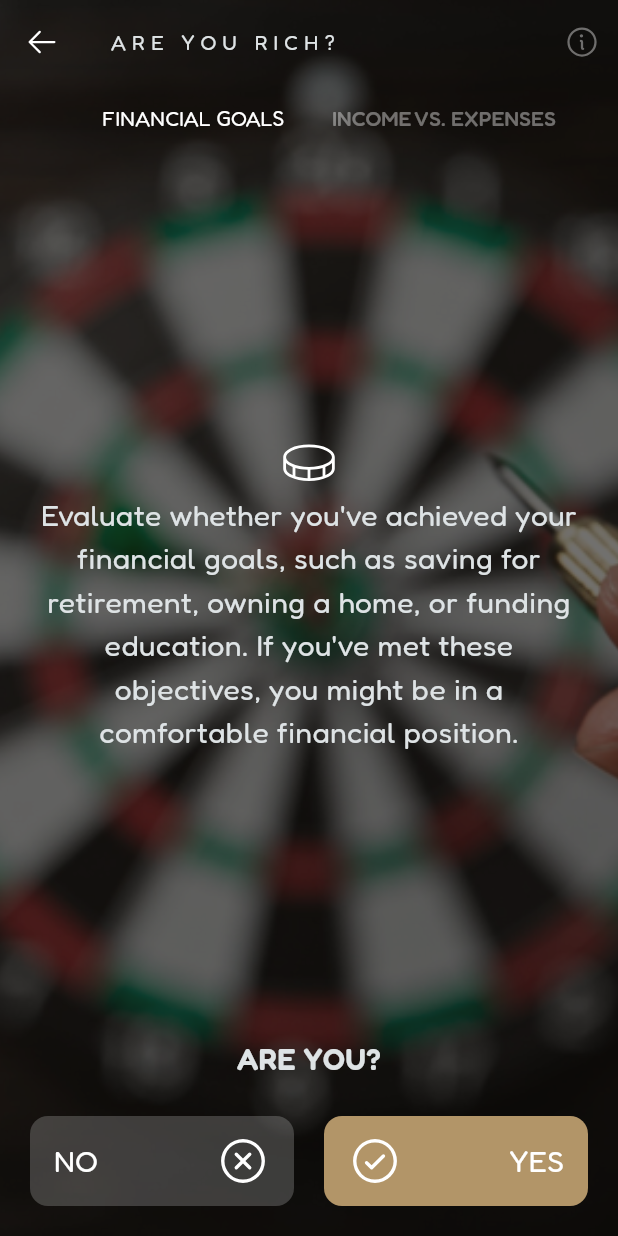
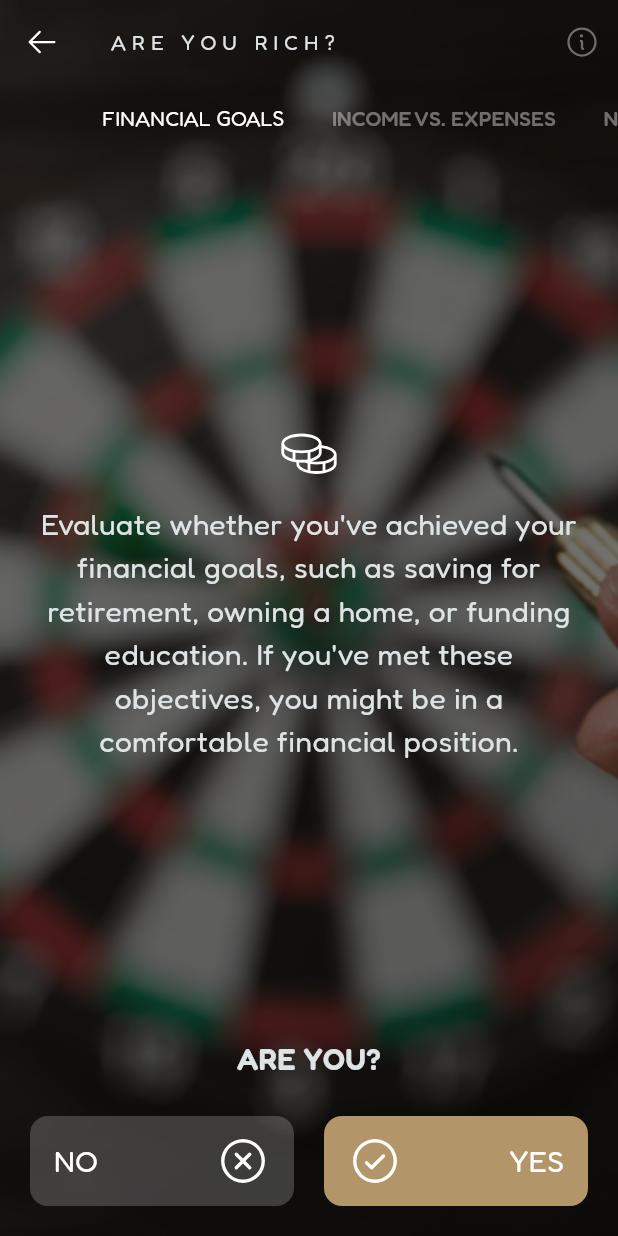
Before and after one commit to crismartins/are_you_rich, a Flutter app: the QuizScreen screen opened by its route, on a phone screen of 412 x 824 dp. Run offline on Flutter 3.47's test engine with Material 3 defaults, Android fonts, the phone set to English and light mode, and no system bars; our stand-ins replace flutter_native_splash, flutter_svg, google_fonts, lottie, phosphor_flutter; network calls fail.

Commit message:
🍱♻️ add assets and refactor code

```diff
--- a/lib/components/app_info.dart
+++ b/lib/components/app_info.dart
@@ -22,7 +22,7 @@ class AppInfo extends StatelessWidget {
           context: context,
           builder: (context) => Container(
             padding: const EdgeInsets.all(20.0),
-            height: 262,
+            height: 270,
             child: Column(
               crossAxisAlignment: CrossAxisAlignment.stretch,
               mainAxisSize: MainAxisSize.max,
--- a/lib/components/check_button.dart
+++ b/lib/components/check_button.dart
@@ -3,16 +3,30 @@ import 'package:are_you_rich/constants.dart';
 import 'package:phosphor_flutter/phosphor_flutter.dart';
 
 class CheckButton extends StatelessWidget {
-  const CheckButton({super.key, required this.isYes, required this.onPressed});
+  const CheckButton(
+      {super.key,
+      required this.isYes,
+      this.isSelected,
+      required this.onPressed});
 
   final bool isYes;
+  final bool? isSelected;
   final VoidCallback onPressed;
 
   @override
   Widget build(BuildContext context) {
     return TextButton(
       onPressed: onPressed,
-      style: ButtonStyle(
+      style: isSelected!
+          ? ButtonStyle(
+              backgroundColor: MaterialStatePropertyAll(
+                isYes ? Color(0xff2B8D75) : Color(0xff853535),
+              ),
+              overlayColor: MaterialStatePropertyAll(
+                isYes ? Color(0xff2B8D75) : Color(0xff853535),
+              ),
+            )
+          : ButtonStyle(
               backgroundColor: MaterialStatePropertyAll(
                 isYes ? kGoldColor : Colors.white.withOpacity(0.2),
               ),
--- a/lib/rich_aspect.dart
+++ b/lib/rich_aspect.dart
@@ -6,13 +6,15 @@ class RichAspect {
   String aspectText;
   String aspectImg;
   bool? aspectChecker;
+  String? buttonStatus;
 
   RichAspect(
       {required this.aspectTitle,
       this.aspectIcon,
       required this.aspectText,
       required this.aspectImg,
-      this.aspectChecker});
+      this.aspectChecker,
+      this.buttonStatus});
 
   void isYes() {
     aspectChecker = true;
--- a/lib/rich_aspects_brain.dart
+++ b/lib/rich_aspects_brain.dart
@@ -1,4 +1,5 @@
 import 'package:are_you_rich/constants.dart';
+import 'package:are_you_rich/screens/finish_screen.dart';
 import 'package:flutter/material.dart';
 import 'package:phosphor_flutter/phosphor_flutter.dart';
 
@@ -7,24 +8,73 @@ import 'rich_aspect.dart';
 
 class RichAspectsBrain extends ChangeNotifier {
   int _aspectIndex = 0;
+  String resultStatus = '';
   int get aspectSelected => _aspectIndex;
 
   final List<RichAspect> _aspectsData = [
     RichAspect(
       aspectTitle: 'FINANCIAL GOALS',
-      aspectIcon: const Icon(PhosphorIconsLight.coin, size: 40.0),
+      aspectIcon: const Icon(PhosphorIconsLight.coins, size: 40.0),
       aspectText:
           'Evaluate whether you\'ve achieved your financial goals, such as saving for retirement, owning a home, or funding education. If you\'ve met these objectives, you might be in a comfortable financial position.',
-      aspectChecker: null,
+      aspectChecker: false,
+      buttonStatus: '',
       aspectImg: 'images/bg_1.png',
     ),
     RichAspect(
       aspectTitle: 'INCOME VS. EXPENSES',
       aspectIcon: const Icon(PhosphorIconsLight.calculator, size: 40.0),
       aspectText:
-          'Evaluate whether you\'ve achieved your financial goals, such as saving for retirement, owning a home, or funding education. If you\'ve met these objectives, you might be in a comfortable financial position.',
-      aspectChecker: null,
-      aspectImg: 'images/bg_1.png',
+          'Compare your income to your expenses. If you consistently have money left over after covering your bills and saving for the future, you may be in a stable financial situation.',
+      aspectChecker: false,
+      buttonStatus: '',
+      aspectImg: 'images/bg_2.png',
+    ),
+    RichAspect(
+      aspectTitle: 'NET WORTH',
+      aspectIcon:
+          const Icon(PhosphorIconsLight.currencyCircleDollar, size: 40.0),
+      aspectText:
+          'Calculate your net worth by subtracting your liabilities (debts) from your assets (savings, investments, property). A positive net worth suggests financial health.',
+      aspectChecker: false,
+      buttonStatus: '',
+      aspectImg: 'images/bg_3.png',
+    ),
+    RichAspect(
+      aspectTitle: 'QUALITY OF LIFE',
+      aspectIcon: const Icon(PhosphorIconsLight.smiley, size: 40.0),
+      aspectText:
+          'Consider your overall quality of life. If you can afford the lifestyle you desire without constant financial stress, you may feel financially secure.',
+      aspectChecker: false,
+      buttonStatus: '',
+      aspectImg: 'images/bg_4.png',
+    ),
+    RichAspect(
+      aspectTitle: 'EMERGENCY FUND',
+      aspectIcon: const Icon(PhosphorIconsLight.piggyBank, size: 40.0),
+      aspectText:
+          'Having an emergency fund to cover unexpected expenses is a sign of financial stability. Experts often recommend saving three to six months\' worth of living expenses.',
+      aspectChecker: false,
+      buttonStatus: '',
+      aspectImg: 'images/bg_5.png',
+    ),
+    RichAspect(
+      aspectTitle: 'INVESTMENTS',
+      aspectIcon: const Icon(PhosphorIconsLight.chartBar, size: 40.0),
+      aspectText:
+          'If you\'re actively investing and growing your wealth, it may be an indicator of financial success.',
+      aspectChecker: false,
+      buttonStatus: '',
+      aspectImg: 'images/bg_6.png',
+    ),
+    RichAspect(
+      aspectTitle: 'FINANCIAL FREEDOM',
+      aspectIcon: const Icon(PhosphorIconsLight.sunglasses, size: 40.0),
+      aspectText:
+          'Assess whether you have the freedom to make choices based on your preferences rather than financial constraints. This includes the ability to pursue passions, travel, or take time off work.',
+      aspectChecker: false,
+      buttonStatus: '',
+      aspectImg: 'images/bg_7.png',
     ),
   ];
 
@@ -70,17 +120,16 @@ class RichAspectsBrain extends ChangeNotifier {
     return tabs;
   }
 
-  void selectOption(index, controller) {
+  void selectOption(index, controller, context) {
     _aspectIndex = index;
-    print(index);
     if (index < _aspectsData.length - 1) {
       controller.animateTo(aspectSelected + 1);
     } else {
-      print('Finished!');
+      Navigator.pushNamed(context, FinishScreen.id);
     }
   }
 
-  List<Container> getAllAspectsTabsContent(controller) {
+  List<Container> getAllAspectsTabsContent(controller, context) {
     List<Container> tabsContent = [];
     for (var i = 0; i < _aspectsData.length; i++) {
       tabsContent.add(
@@ -101,6 +150,9 @@ class RichAspectsBrain extends ChangeNotifier {
                     mainAxisAlignment: MainAxisAlignment.center,
                     children: [
                       _aspectsData[i].aspectIcon ?? const Icon(Icons.add),
+                      SizedBox(
+                        height: 12.0,
+                      ),
                       Text(
                         _aspectsData[i].aspectText,
                         textAlign: TextAlign.center,
@@ -124,11 +176,13 @@ class RichAspectsBrain extends ChangeNotifier {
                       child: CheckButton(
                         isYes: false,
                         onPressed: () {
-                          selectOption(i, controller);
+                          selectOption(i, controller, context);
                           _aspectsData[i].aspectChecker = false;
-                          print(_aspectsData[i].aspectChecker);
+                          _aspectsData[i].buttonStatus = 'no';
+                          quizResults();
                           notifyListeners();
                         },
+                        isSelected: _aspectsData[i].buttonStatus == 'no',
                       ),
                     ),
                     const SizedBox(
@@ -138,11 +192,13 @@ class RichAspectsBrain extends ChangeNotifier {
                       child: CheckButton(
                         isYes: true,
                         onPressed: () {
-                          selectOption(i, controller);
+                          selectOption(i, controller, context);
                           _aspectsData[i].aspectChecker = true;
-                          print(_aspectsData[i].aspectChecker);
+                          _aspectsData[i].buttonStatus = 'yes';
+                          quizResults();
                           notifyListeners();
                         },
+                        isSelected: _aspectsData[i].buttonStatus == 'yes',
                       ),
                     ),
                   ],
@@ -155,4 +211,23 @@ class RichAspectsBrain extends ChangeNotifier {
     }
     return tabsContent;
   }
+
+  void quizResults() {
+    final resultsArray = _aspectsData.map((e) => e.aspectChecker);
+    final positiveQuestions =
+        resultsArray.where((question) => question == true).length;
+    if (positiveQuestions == _aspectsData.length) {
+      resultStatus = 'Rich';
+    } else if (positiveQuestions == 0) {
+      resultStatus = 'Poor';
+    } else {
+      resultStatus = 'Almost';
+    }
+  }
+
+  void restartQuiz() {
+    _aspectsData.forEach((status) => status.buttonStatus = '');
+    _aspectsData.forEach((checked) => checked.aspectChecker = false);
+    notifyListeners();
+  }
 }
--- a/lib/screens/quiz_screen.dart
+++ b/lib/screens/quiz_screen.dart
@@ -63,7 +63,7 @@ class _QuizScreenState extends State<QuizScreen>
           ),
           body: TabBarView(
             controller: _tabController,
-            children: value.getAllAspectsTabsContent(_tabController),
+            children: value.getAllAspectsTabsContent(_tabController, context),
           ),
         ),
       ),
--- a/pubspec.yaml
+++ b/pubspec.yaml
@@ -32,3 +32,9 @@ flutter:
 
   assets:
     - images/
+
+flutter_native_splash:
+  color: "#13110E"
+  image: images/are_you_rich_title.png
+  android: true
+  ios: true
```
Also changed, not shown: lib/main.dart (+7 -2 lines), lib/screens/finish_screen.dart (added, +75 -0 lines), lib/screens/home_screen.dart (+7 -0 lines), lib/screens/result_screen.dart (added, +111 -0 lines), 8 other files. Lines whose indentation alone changed are shown as unchanged.
